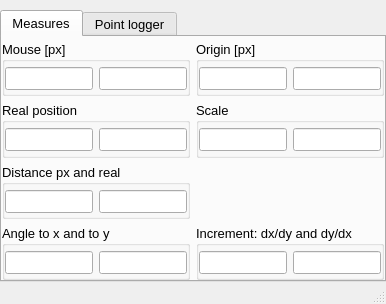
The window that plugins/Mouse_info/Mouse_info.ui (NeutrinoToolkit/Neutrino) describes before a commit, drawn with Qt 5.
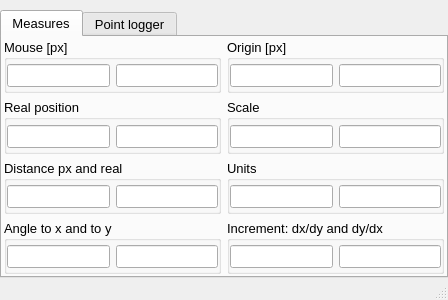
The same window after the commit. Icons and pictures are not drawn.

```diff
--- a/plugins/Mouse_info/Mouse_info.ui
+++ b/plugins/Mouse_info/Mouse_info.ui
@@ -6,8 +6,8 @@
    <rect>
     <x>0</x>
     <y>0</y>
-    <width>386</width>
-    <height>304</height>
+    <width>448</width>
+    <height>300</height>
    </rect>
   </property>
   <property name="windowTitle">
@@ -47,18 +47,18 @@
        <attribute name="title">
         <string>Measures</string>
        </attribute>
-       <layout class="QGridLayout" name="gridLayout_2" rowstretch="1,1,1,1">
+       <layout class="QGridLayout" name="gridLayout_2" rowstretch="1,1,1,1" columnstretch="1,1">
         <property name="leftMargin">
-         <number>0</number>
+         <number>2</number>
         </property>
         <property name="topMargin">
-         <number>4</number>
+         <number>2</number>
         </property>
         <property name="rightMargin">
-         <number>0</number>
+         <number>2</number>
         </property>
         <property name="bottomMargin">
-         <number>0</number>
+         <number>2</number>
         </property>
         <item row="0" column="0">
          <widget class="QGroupBox" name="groupBox_2">
@@ -163,6 +163,56 @@
           </layout>
          </widget>
         </item>
+        <item row="1" column="0">
+         <widget class="QGroupBox" name="groupBox_3">
+          <property name="font">
+           <font>
+            <pointsize>10</pointsize>
+           </font>
+          </property>
+          <property name="title">
+           <string>Real position</string>
+          </property>
+          <layout class="QGridLayout" name="gridLayout_6" columnstretch="1,1">
+           <property name="leftMargin">
+            <number>0</number>
+           </property>
+           <property name="topMargin">
+            <number>2</number>
+           </property>
+           <property name="rightMargin">
+            <number>0</number>
+           </property>
+           <property name="bottomMargin">
+            <number>0</number>
+           </property>
+           <item row="0" column="0">
+            <widget class="QLineEdit" name="px">
+             <property name="font">
+              <font>
+               <pointsize>10</pointsize>
+              </font>
+             </property>
+             <property name="readOnly">
+              <bool>true</bool>
+             </property>
+            </widget>
+           </item>
+           <item row="0" column="1">
+            <widget class="QLineEdit" name="py">
+             <property name="font">
+              <font>
+               <pointsize>10</pointsize>
+              </font>
+             </property>
+             <property name="readOnly">
+              <bool>true</bool>
+             </property>
+            </widget>
+           </item>
+          </layout>
+         </widget>
+        </item>
         <item row="1" column="1">
          <widget class="QGroupBox" name="groupBox_7">
           <property name="title">
@@ -190,6 +240,89 @@
           </layout>
          </widget>
         </item>
+        <item row="2" column="0">
+         <widget class="QGroupBox" name="groupBox_6">
+          <property name="font">
+           <font>
+            <pointsize>10</pointsize>
+           </font>
+          </property>
+          <property name="title">
+           <string>Distance px and real</string>
+          </property>
+          <layout class="QGridLayout" name="gridLayout_9" columnstretch="1,1">
+           <property name="leftMargin">
+            <number>0</number>
+           </property>
+           <property name="topMargin">
+            <number>2</number>
+           </property>
+           <property name="rightMargin">
+            <number>0</number>
+           </property>
+           <property name="bottomMargin">
+            <number>0</number>
+           </property>
+           <item row="0" column="0">
+            <widget class="QLineEdit" name="dist_px">
+             <property name="font">
+              <font>
+               <pointsize>10</pointsize>
+              </font>
+             </property>
+             <property name="toolTip">
+              <string comment="Distance in pixel" extracomment="Distance in pixel"/>
+             </property>
+             <property name="readOnly">
+              <bool>true</bool>
+             </property>
+            </widget>
+           </item>
+           <item row="0" column="1">
+            <widget class="QLineEdit" name="dist_real">
+             <property name="font">
+              <font>
+               <pointsize>10</pointsize>
+              </font>
+             </property>
+             <property name="toolTip">
+              <string extracomment="Distance in real world coordinates"/>
+             </property>
+             <property name="readOnly">
+              <bool>true</bool>
+             </property>
+            </widget>
+           </item>
+          </layout>
+         </widget>
+        </item>
+        <item row="2" column="1">
+         <widget class="QGroupBox" name="groupBox_8">
+          <property name="title">
+           <string>Units</string>
+          </property>
+          <layout class="QGridLayout" name="gridLayout_11" columnstretch="1,1">
+           <property name="leftMargin">
+            <number>0</number>
+           </property>
+           <property name="topMargin">
+            <number>2</number>
+           </property>
+           <property name="rightMargin">
+            <number>0</number>
+           </property>
+           <property name="bottomMargin">
+            <number>0</number>
+           </property>
+           <item row="0" column="0">
+            <widget class="QLineEdit" name="unit_x"/>
+           </item>
+           <item row="0" column="1">
+            <widget class="QLineEdit" name="unit_y"/>
+           </item>
+          </layout>
+         </widget>
+        </item>
         <item row="3" column="0">
          <widget class="QGroupBox" name="groupBox_5">
           <property name="font">
@@ -302,112 +435,6 @@
           </layout>
          </widget>
         </item>
-        <item row="1" column="0">
-         <widget class="QGroupBox" name="groupBox_3">
-          <property name="font">
-           <font>
-            <pointsize>10</pointsize>
-           </font>
-          </property>
-          <property name="title">
-           <string>Real position</string>
-          </property>
-          <layout class="QGridLayout" name="gridLayout_6" columnstretch="1,1">
-           <property name="leftMargin">
-            <number>0</number>
-           </property>
-           <property name="topMargin">
-            <number>2</number>
-           </property>
-           <property name="rightMargin">
-            <number>0</number>
-           </property>
-           <property name="bottomMargin">
-            <number>0</number>
-           </property>
-           <item row="0" column="0">
-            <widget class="QLineEdit" name="px">
-             <property name="font">
-              <font>
-               <pointsize>10</pointsize>
-              </font>
-             </property>
-             <property name="readOnly">
-              <bool>true</bool>
-             </property>
-            </widget>
-           </item>
-           <item row="0" column="1">
-            <widget class="QLineEdit" name="py">
-             <property name="font">
-              <font>
-               <pointsize>10</pointsize>
-              </font>
-             </property>
-             <property name="readOnly">
-              <bool>true</bool>
-             </property>
-            </widget>
-           </item>
-          </layout>
-         </widget>
-        </item>
-        <item row="2" column="0">
-         <widget class="QGroupBox" name="groupBox_6">
-          <property name="font">
-           <font>
-            <pointsize>10</pointsize>
-           </font>
-          </property>
-          <property name="title">
-           <string>Distance px and real</string>
-          </property>
-          <layout class="QGridLayout" name="gridLayout_9" columnstretch="1,1">
-           <property name="leftMargin">
-            <number>0</number>
-           </property>
-           <property name="topMargin">
-            <number>2</number>
-           </property>
-           <property name="rightMargin">
-            <number>0</number>
-           </property>
-           <property name="bottomMargin">
-            <number>0</number>
-           </property>
-           <item row="0" column="0">
-            <widget class="QLineEdit" name="dist_px">
-             <property name="font">
-              <font>
-               <pointsize>10</pointsize>
-              </font>
-             </property>
-             <property name="toolTip">
-              <string comment="Distance in pixel" extracomment="Distance in pixel"/>
-             </property>
-             <property name="readOnly">
-              <bool>true</bool>
-             </property>
-            </widget>
-           </item>
-           <item row="0" column="1">
-            <widget class="QLineEdit" name="dist_real">
-             <property name="font">
-              <font>
-               <pointsize>10</pointsize>
-              </font>
-             </property>
-             <property name="toolTip">
-              <string extracomment="Distance in real world coordinates"/>
-             </property>
-             <property name="readOnly">
-              <bool>true</bool>
-             </property>
-            </widget>
-           </item>
-          </layout>
-         </widget>
-        </item>
        </layout>
       </widget>
       <widget class="QWidget" name="tab_2">
```
